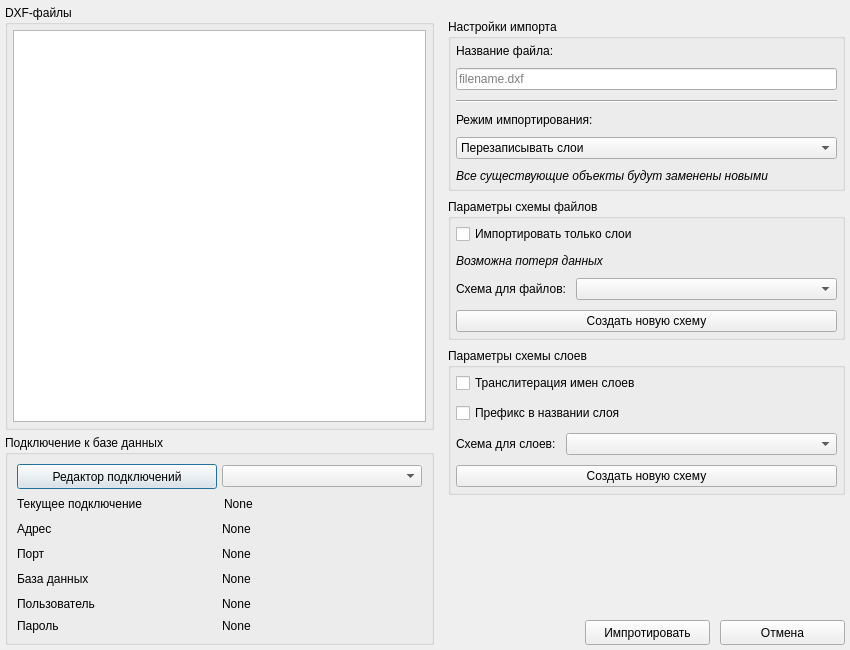
First picture: the form in src/presentation/dialogs/resources/import_dialog.ui, repository Comanda-A/DXF-PostGIS-Converter, before the edit.
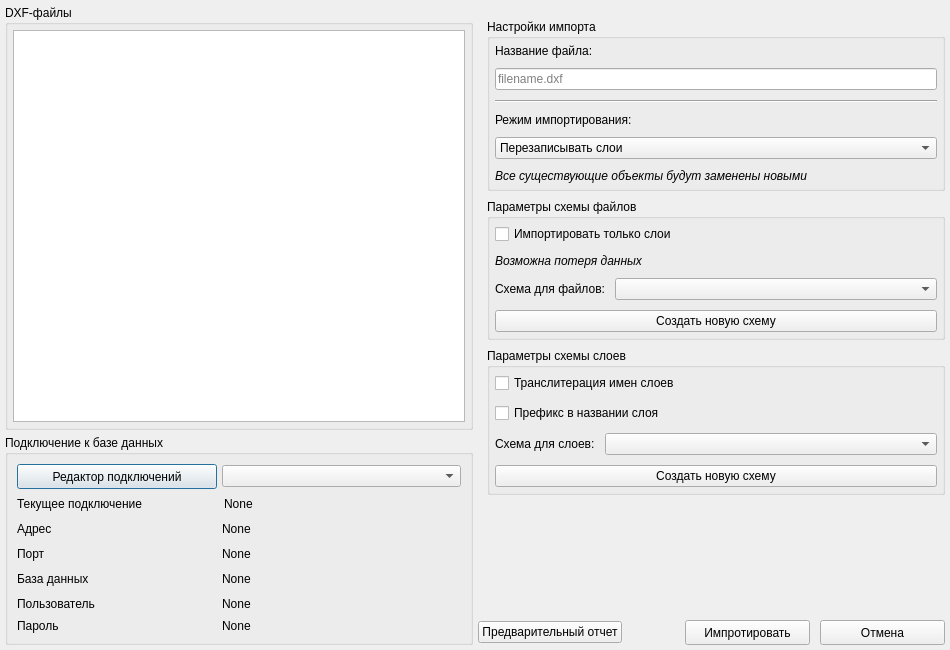
Second picture: the form after the edit.

Patch:
```diff
--- a/src/presentation/dialogs/resources/import_dialog.ui
+++ b/src/presentation/dialogs/resources/import_dialog.ui
@@ -9,7 +9,7 @@
    <rect>
     <x>0</x>
     <y>0</y>
-    <width>850</width>
+    <width>950</width>
     <height>650</height>
    </rect>
   </property>
@@ -21,7 +21,7 @@
   </property>
   <property name="minimumSize">
    <size>
-    <width>850</width>
+    <width>950</width>
     <height>650</height>
    </size>
   </property>
@@ -1308,6 +1308,19 @@
          <property name="spacing">
           <number>0</number>
          </property>
+         <item>
+          <widget class="QPushButton" name="prereport_button">
+           <property name="sizePolicy">
+            <sizepolicy hsizetype="Maximum" vsizetype="Maximum">
+             <horstretch>125</horstretch>
+             <verstretch>25</verstretch>
+            </sizepolicy>
+           </property>
+           <property name="text">
+            <string>Предварительный отчет</string>
+           </property>
+          </widget>
+         </item>
          <item>
           <spacer name="horizontalSpacer_4">
            <property name="orientation">
```
